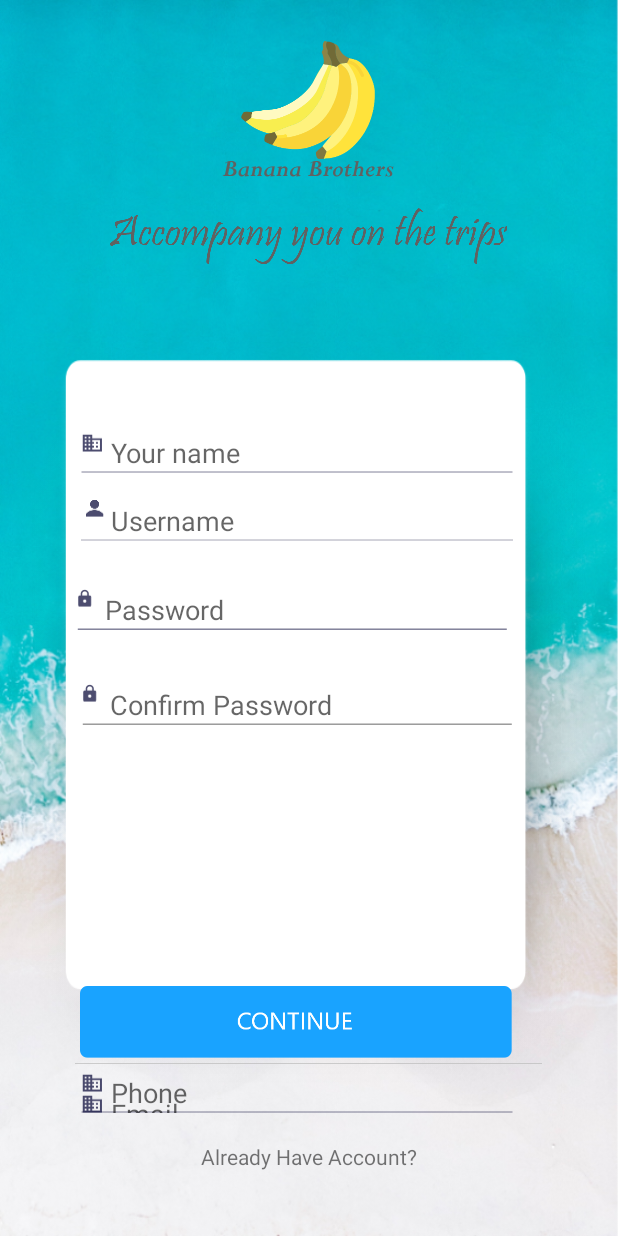
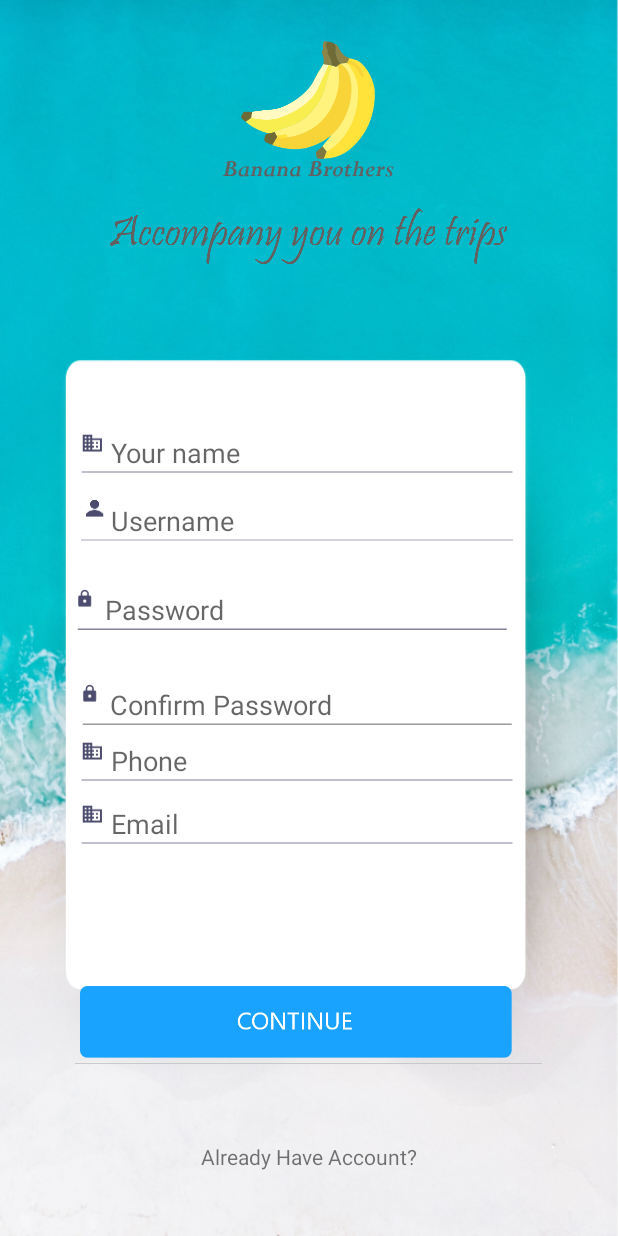
Before and after one commit to thogtq/HotelBookingApp, an Android app: the SignupActivity screen opened directly, with no data from a screen before it, on a phone screen of 412 x 824 dp. Run offline under Robolectric (Android 15) with nearby library versions, the phone set to English and light mode, and no system bars; Roboto replaces fonts that are not available here.

Commit message:
signup edittext fix

```diff
--- a/app/src/main/res/layout/activity_signup.xml
+++ b/app/src/main/res/layout/activity_signup.xml
@@ -133,7 +133,7 @@
             app:layout_constraintEnd_toEndOf="parent"
             app:layout_constraintHorizontal_bias="0.437"
             app:layout_constraintStart_toStartOf="parent"
-            app:layout_constraintTop_toBottomOf="@+id/editText4"
+            app:layout_constraintTop_toBottomOf="@+id/et_signup_conf_password"
             app:layout_constraintVertical_bias="0.042" />
 
         <EditText
```
